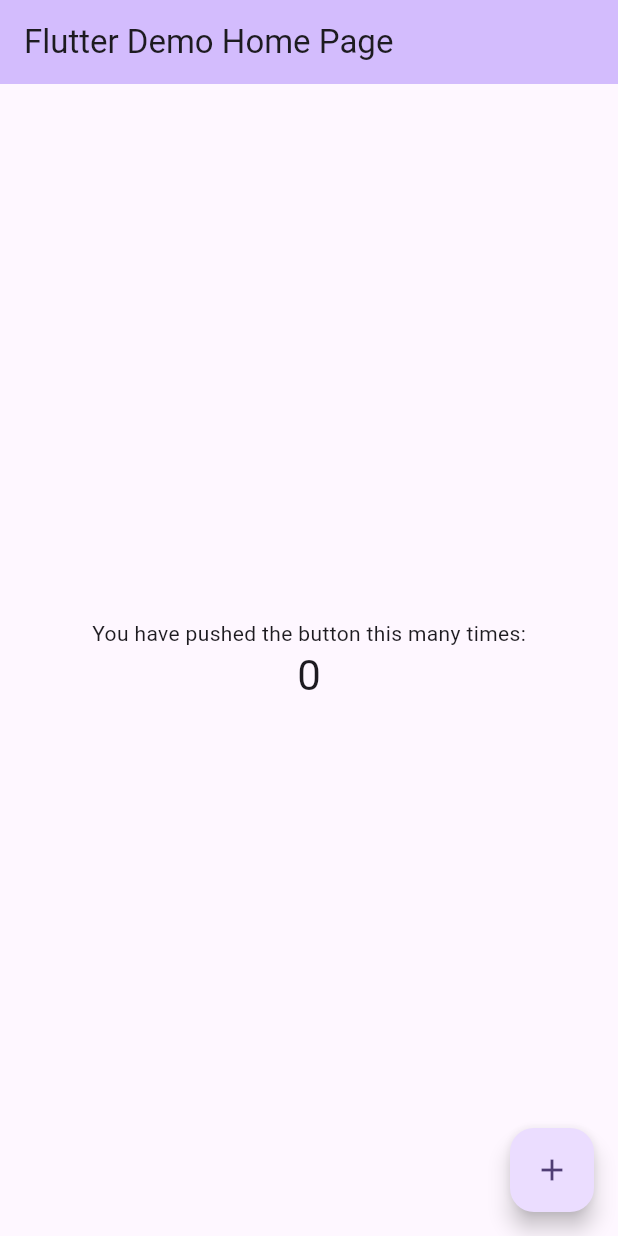
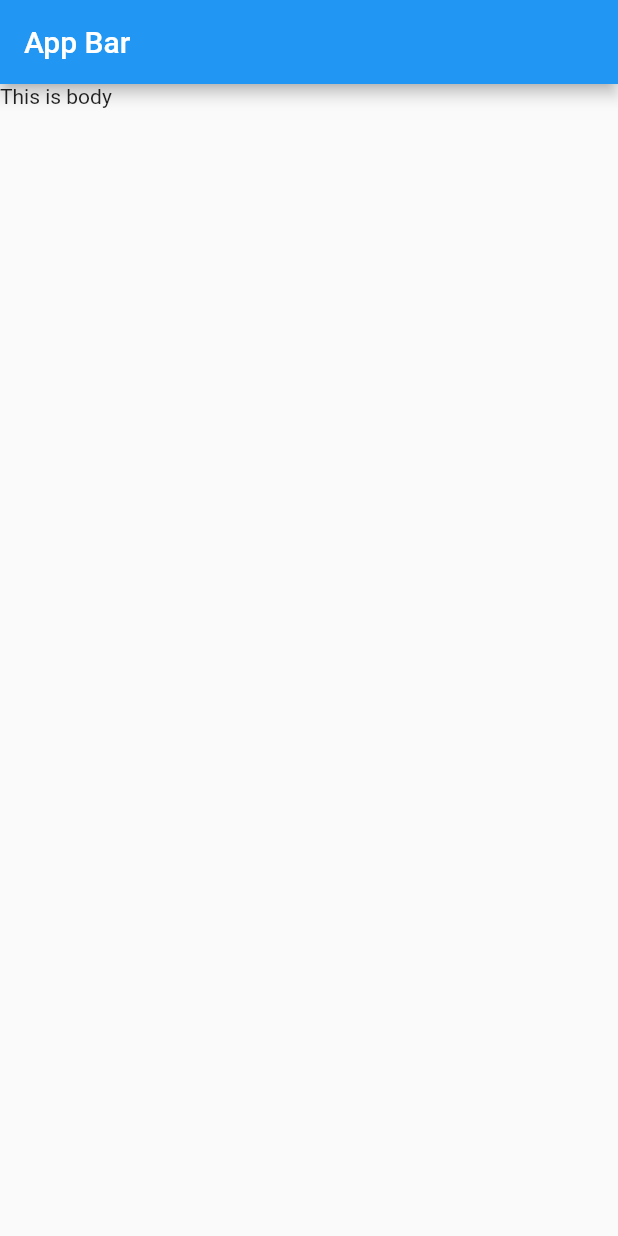
Before and after one commit to Napatji/Flutter, a Flutter app: the screen it shows after launch, on a phone screen of 412 x 824 dp. Run offline on Flutter 3.47's test engine with Material 2 defaults, Android fonts, the phone set to English and light mode, and no system bars; our stand-ins replace google_fonts.

Commit message:
"Updated"

```diff
--- a/expense_tracker_app/lib/main.dart
+++ b/expense_tracker_app/lib/main.dart
@@ -1,125 +1,16 @@
+//Package
 import 'package:flutter/material.dart';
 
 void main() {
-  runApp(const MyApp());
+  runApp(MaterialApp(
+    home: Scaffold(
+      appBar: AppBar(
+        title: const Text('App Bar'),
+      ),
+      body: const Text(
+        'This is body',
+        textAlign: TextAlign.center,
+      ),
+    ),
+  ));
 }
-
-class MyApp extends StatelessWidget {
-  const MyApp({super.key});
-
-  // This widget is the root of your application.
-  @override
-  Widget build(BuildContext context) {
-    return MaterialApp(
-      title: 'Flutter Demo',
-      theme: ThemeData(
-        // This is the theme of your application.
-        //
-        // TRY THIS: Try running your application with "flutter run". You'll see
-        // the application has a blue toolbar. Then, without quitting the app,
-        // try changing the seedColor in the colorScheme below to Colors.green
-        // and then invoke "hot reload" (save your changes or press the "hot
-        // reload" button in a Flutter-supported IDE, or press "r" if you used
-        // the command line to start the app).
-        //
-        // Notice that the counter didn't reset back to zero; the application
-        // state is not lost during the reload. To reset the state, use hot
-        // restart instead.
-        //
-        // This works for code too, not just values: Most code changes can be
-        // tested with just a hot reload.
-        colorScheme: ColorScheme.fromSeed(seedColor: Colors.deepPurple),
-        useMaterial3: true,
-      ),
-      home: const MyHomePage(title: 'Flutter Demo Home Page'),
-    );
-  }
-}
-
-class MyHomePage extends StatefulWidget {
-  const MyHomePage({super.key, required this.title});
-
-  // This widget is the home page of your application. It is stateful, meaning
-  // that it has a State object (defined below) that contains fields that affect
-  // how it looks.
-
-  // This class is the configuration for the state. It holds the values (in this
-  // case the title) provided by the parent (in this case the App widget) and
-  // used by the build method of the State. Fields in a Widget subclass are
-  // always marked "final".
-
-  final String title;
-
-  @override
-  State<MyHomePage> createState() => _MyHomePageState();
-}
-
-class _MyHomePageState extends State<MyHomePage> {
-  int _counter = 0;
-
-  void _incrementCounter() {
-    setState(() {
-      // This call to setState tells the Flutter framework that something has
-      // changed in this State, which causes it to rerun the build method below
-      // so that the display can reflect the updated values. If we changed
-      // _counter without calling setState(), then the build method would not be
-      // called again, and so nothing would appear to happen.
-      _counter++;
-    });
-  }
-
-  @override
-  Widget build(BuildContext context) {
-    // This method is rerun every time setState is called, for instance as done
-    // by the _incrementCounter method above.
-    //
-    // The Flutter framework has been optimized to make rerunning build methods
-    // fast, so that you can just rebuild anything that needs updating rather
-    // than having to individually change instances of widgets.
-    return Scaffold(
-      appBar: AppBar(
-        // TRY THIS: Try changing the color here to a specific color (to
-        // Colors.amber, perhaps?) and trigger a hot reload to see the AppBar
-        // change color while the other colors stay the same.
-        backgroundColor: Theme.of(context).colorScheme.inversePrimary,
-        // Here we take the value from the MyHomePage object that was created by
-        // the App.build method, and use it to set our appbar title.
-        title: Text(widget.title),
-      ),
-      body: Center(
-        // Center is a layout widget. It takes a single child and positions it
-        // in the middle of the parent.
-        child: Column(
-          // Column is also a layout widget. It takes a list of children and
-          // arranges them vertically. By default, it sizes itself to fit its
-          // children horizontally, and tries to be as tall as its parent.
-          //
-          // Column has various properties to control how it sizes itself and
-          // how it positions its children. Here we use mainAxisAlignment to
-          // center the children vertically; the main axis here is the vertical
-          // axis because Columns are vertical (the cross axis would be
-          // horizontal).
-          //
-          // TRY THIS: Invoke "debug painting" (choose the "Toggle Debug Paint"
-          // action in the IDE, or press "p" in the console), to see the
-          // wireframe for each widget.
-          mainAxisAlignment: MainAxisAlignment.center,
-          children: <Widget>[
-            const Text(
-              'You have pushed the button this many times:',
-            ),
-            Text(
-              '$_counter',
-              style: Theme.of(context).textTheme.headlineMedium,
-            ),
-          ],
-        ),
-      ),
-      floatingActionButton: FloatingActionButton(
-        onPressed: _incrementCounter,
-        tooltip: 'Increment',
-        child: const Icon(Icons.add),
-      ), // This trailing comma makes auto-formatting nicer for build methods.
-    );
-  }
-}
```
Also changed, not shown: 1 other file.
